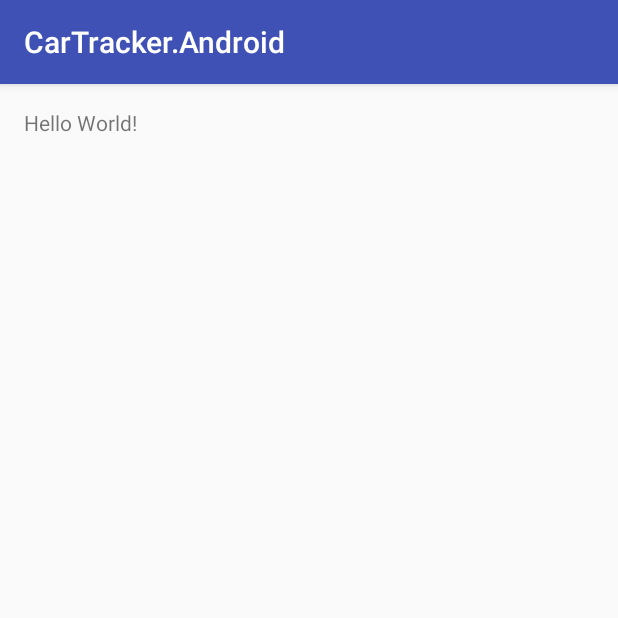
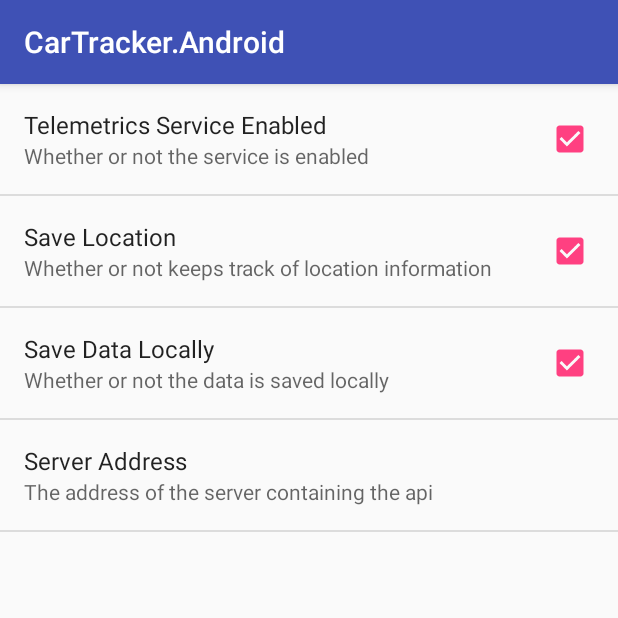
Before and after one commit to mwcaisse/CarTracker, an Android app: the screen it shows after launch (MainActivity), on a phone screen of 412 x 824 dp, the top half of it. Run offline under Robolectric (Android 15) with nearby library versions, the phone set to English and light mode, and no system bars.

Commit message:
Added a preferences screen

```diff
--- a/CarTracker.Android/app/src/main/java/com/ricex/cartracker/android/MainActivity.java
+++ b/CarTracker.Android/app/src/main/java/com/ricex/cartracker/android/MainActivity.java
@@ -8,6 +8,7 @@ import android.content.Intent;
 import android.support.v7.app.AppCompatActivity;
 import android.os.Bundle;
 import android.widget.ArrayAdapter;
+import android.preference.PreferenceManager;
 
 import java.util.ArrayList;
 import java.util.List;
@@ -27,11 +28,16 @@ public class MainActivity extends AppCompatActivity {
     @Override
     protected void onCreate(Bundle savedInstanceState) {
         super.onCreate(savedInstanceState);
-        setContentView(R.layout.activity_main);
+
+        PreferenceManager.setDefaultValues(this, R.xml.preferences, false);
+
+        getFragmentManager().beginTransaction()
+                .replace(android.R.id.content, new SettingsFragment())
+                .commit();
     }
 
     protected void onResume(Bundle savedInstanceState) {
-
+        /*
         //check for bluetooth enabled
         if (!isBluetoothSupported()) {
             //device does not support bluetooth, inform user and then exit
@@ -50,13 +56,14 @@ public class MainActivity extends AppCompatActivity {
                 promptUserEnableBluetooth();
             }
         }
+        */
     }
 
     @Override
     protected void onActivityResult(int requestCode, int resultCode, Intent data) {
-        if (requestCode == REQUEST_ENABLE_BT) {
+        /*if (requestCode == REQUEST_ENABLE_BT) {
             triedEnableBluetooth = true;
-        }
+        }*/
     }
 
 
--- /dev/null
+++ b/CarTracker.Android/app/src/main/java/com/ricex/cartracker/android/SettingsFragment.java
@@ -0,0 +1,23 @@
+package com.ricex.cartracker.android;
+
+import android.os.Bundle;
+import android.preference.PreferenceFragment;
+
+/**
+ * Created by Mitchell on 1/29/2016.
+ */
+public class SettingsFragment extends PreferenceFragment {
+
+    public SettingsFragment() {
+
+    }
+
+    public void onCreate(Bundle savedInstanceState) {
+        super.onCreate(savedInstanceState);
+
+        addPreferencesFromResource(R.xml.preferences);
+    }
+
+
+
+}
--- /dev/null
+++ b/CarTracker.Android/app/src/main/res/xml/preferences.xml
@@ -0,0 +1,28 @@
+<?xml version="1.0" encoding="utf-8"?>
+<PreferenceScreen xmlns:android="http://schemas.android.com/apk/res/android">
+
+    <CheckBoxPreference
+        android:key="pref_serviceEnabled"
+        android:title="Telemetrics Service Enabled"
+        android:summary="Whether or not the service is enabled"
+        android:defaultValue="true" />
+
+    <CheckBoxPreference
+        android:key="pref_locationEnabled"
+        android:title="Save Location"
+        android:summary="Whether or not keeps track of location information"
+        android:defaultValue="true" />
+
+    <CheckBoxPreference
+        android:key="pref_saveLocallyEnabled"
+        android:title="Save Data Locally"
+        android:summary="Whether or not the data is saved locally"
+        android:defaultValue="true" />
+
+    <EditTextPreference
+        android:key="pref_serverAddress"
+        android:title="Server Address"
+        android:summary="The address of the server containing the api"
+        android:defaultValue="localhost:8080" />
+
+</PreferenceScreen>
```
